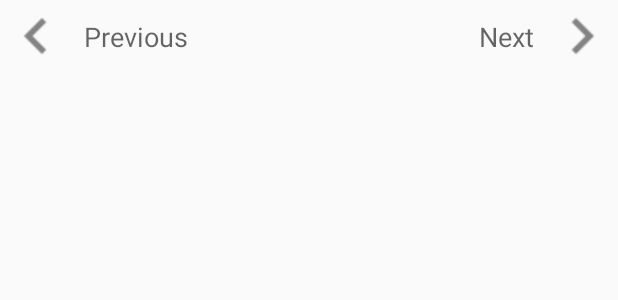
After one commit to CannibalChoco/BakingApp, an Android app: the layout detail_navigation.xml on its own in the app's theme, with its tools: preview values and no code run, on a phone screen of 412 x 824 dp. The commit adds this screen. Shown: the top 300 px of the screen. Run offline under Robolectric (Android 15) with nearby library versions, the phone set to English and light mode, and no system bars.

Commit message:
Display ingredients or step description in DetailFragment

```diff
--- a/app/src/main/java/com/example/user/bakingapp/MainActivity.java
+++ b/app/src/main/java/com/example/user/bakingapp/MainActivity.java
@@ -26,6 +26,10 @@
 
     public static final String KEY_RECIPE_LIST = "recipe_list";
     public static final String KEY_RECIPE = "recipe";
+    public static final String KEY_STEP = "step";
+    public static final String KEY_INGREDIENT_LIST = "ingredient_list";
+    public static final String KEY_RECIPE_NAME = "recipe_name";
+    public static final String KEY_RECIPE_SERVINGS = "servings";
 
     private static List<Recipe> recipeList;
 
--- /dev/null
+++ b/app/src/main/res/layout/detail_navigation.xml
@@ -0,0 +1,43 @@
+<?xml version="1.0" encoding="utf-8"?>
+<android.support.constraint.ConstraintLayout
+    xmlns:android="http://schemas.android.com/apk/res/android"
+    xmlns:app="http://schemas.android.com/apk/res-auto"
+    android:layout_width="match_parent"
+    android:layout_height="wrap_content">
+
+    <Button
+        android:id="@+id/button_prev"
+        android:layout_width="48dp"
+        android:layout_height="48dp"
+        android:background="@drawable/ic_action_previous" />
+
+    <TextView
+        android:id="@+id/text_prev"
+        android:layout_width="wrap_content"
+        android:layout_height="wrap_content"
+        android:layout_marginStart="8dp"
+        android:text="@string/label_prev"
+        android:textAppearance="@style/TextAppearance.AppCompat.Medium"
+        app:layout_constraintBottom_toTopOf="@+id/button_prev"
+        app:layout_constraintTop_toBottomOf="@+id/button_prev"
+        app:layout_constraintStart_toEndOf="@+id/button_prev" />
+
+    <Button
+        android:id="@+id/button_next"
+        android:layout_width="48dp"
+        android:layout_height="48dp"
+        android:background="@drawable/ic_action_next"
+        app:layout_constraintEnd_toEndOf="parent" />
+
+    <TextView
+        android:id="@+id/text_next"
+        android:layout_width="wrap_content"
+        android:layout_height="wrap_content"
+        android:layout_marginEnd="8dp"
+        android:text="@string/label_next"
+        android:textAppearance="@style/TextAppearance.AppCompat.Medium"
+        app:layout_constraintBottom_toTopOf="@+id/button_next"
+        app:layout_constraintTop_toBottomOf="@+id/button_next"
+        app:layout_constraintEnd_toStartOf="@+id/button_next" />
+
+</android.support.constraint.ConstraintLayout>
--- a/app/src/main/res/values/strings.xml
+++ b/app/src/main/res/values/strings.xml
@@ -7,4 +7,7 @@
     <!-- Label for Servings -->
     <string name="label_servings">Servings</string>
 
+    <string name="label_prev">Previous</string>
+    <string name="label_next">Next</string>
+
 </resources>
```
Also changed, not shown: app/src/main/java/com/example/user/bakingapp/DetailFragment.java (+53 -12 lines), app/src/main/java/com/example/user/bakingapp/MasterListFragment.java (+45 -13 lines), app/src/main/java/com/example/user/bakingapp/adapter/MasterListAdapter.java (+12 -2 lines), app/src/main/res/layout/detail_ingredients.xml (added, +50 -0 lines), app/src/main/res/layout/detail_steps.xml (added, +24 -0 lines), app/src/main/res/layout/fragment_detail.xml (+10 -39 lines), app/src/main/res/layout/list_item_step.xml (+13 -0 lines), app/src/main/res/drawable-hdpi/ic_action_next.png (added), app/src/main/res/drawable-hdpi/ic_action_previous.png (added), app/src/main/res/drawable-mdpi/ic_action_next.png (added), app/src/main/res/drawable-mdpi/ic_action_previous.png (added), app/src/main/res/drawable-xhdpi/ic_action_next.png (added), app/src/main/res/drawable-xhdpi/ic_action_previous.png (added), app/src/main/res/drawable-xxhdpi/ic_action_next.png (added), 1 more files.
